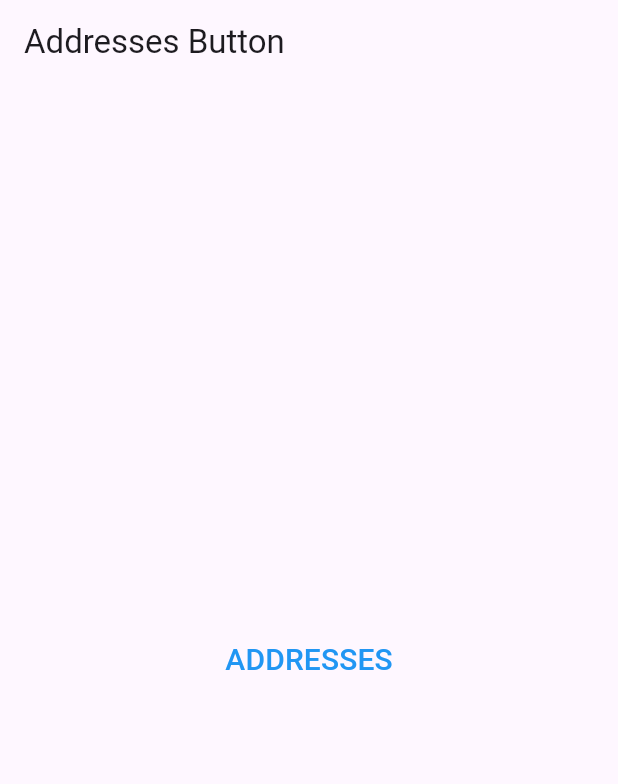
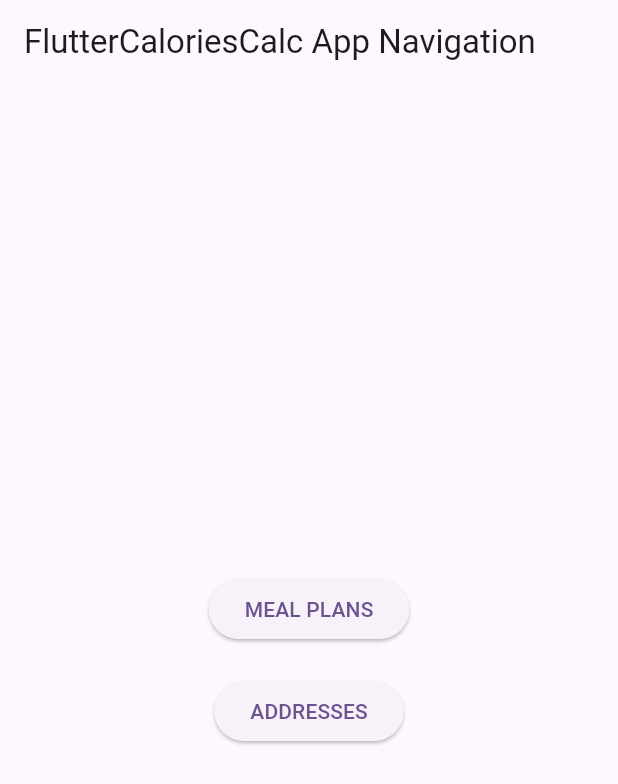
Before and after one commit to lcbathtissue/FlutterCaloriesCalc, a Flutter app: the screen it shows after launch, on a phone screen of 412 x 824 dp. Shown: the top 784 px of the screen. Run offline on Flutter 3.47's test engine with Material 3 defaults, Android fonts, the phone set to English and light mode, and no system bars; our stand-ins replace geocoding, sqflite; accounts and stored records are empty.

```diff
--- a/flutter_calories_calc/lib/main.dart
+++ b/flutter_calories_calc/lib/main.dart
@@ -1,5 +1,6 @@
 import 'package:flutter/material.dart';
 import 'databasehelper.dart';
+import 'mealplan.dart';
 import 'addresses.dart';
 
 void main() async {
@@ -40,20 +41,38 @@ class _MyHomePageState extends State<MyHomePage> {
   Widget build(BuildContext context) {
     return Scaffold(
       appBar: AppBar(
-        title: const Text('Addresses Button'),
+        title: const Text('FlutterCaloriesCalc App Navigation'),
       ),
       body: Center(
-        child: TextButton(
+        child: Column(
+          mainAxisAlignment: MainAxisAlignment.center,
+          children: [
+
+            ElevatedButton(
               onPressed: () {
+                // Navigate to the MealPlan screen
+                Navigator.push(
+                  context,
+                  MaterialPageRoute(builder: (context) => MealPlan()),
+                );
+              },
+              child: Text('MEAL PLANS'),
+            ),
+
+            SizedBox(height: 20), // Add spacing between buttons
+
+            ElevatedButton(
+              onPressed: () {
+                // Navigate to the MealPlan screen
                 Navigator.push(
                   context,
                   MaterialPageRoute(builder: (context) => AddressesPage()),
                 );
               },
-          child: Text(
-            'ADDRESSES',
-            style: TextStyle(color: Colors.blue, fontSize: 20.0),
+              child: Text('ADDRESSES'),
             ),
+
+          ],
         ),
       ),
     );
```
Also changed, not shown: flutter_calories_calc/lib/mealplan.dart (added, +115 -0 lines). Lines whose indentation alone changed are shown as unchanged.
